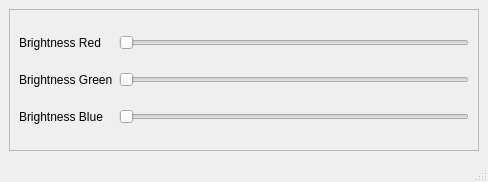
Above: src/gui/mainwindow.ui from bartromgens/ledstripstudio before the change. Below: the same form after it.
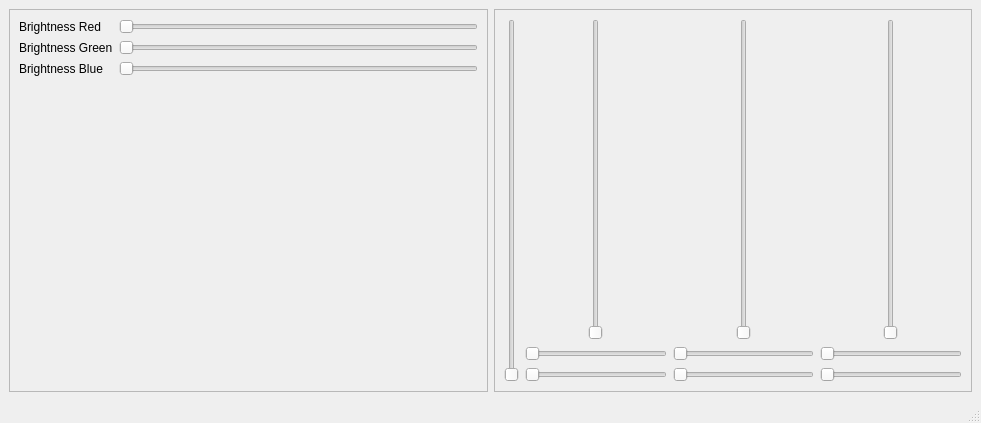
That is the form after the change.

Commit message: Initial concept for audio spectrum control window.

Patch:
```diff
--- a/src/gui/mainwindow.ui
+++ b/src/gui/mainwindow.ui
@@ -6,15 +6,15 @@
    <rect>
     <x>0</x>
     <y>0</y>
-    <width>488</width>
-    <height>182</height>
+    <width>981</width>
+    <height>423</height>
    </rect>
   </property>
   <property name="windowTitle">
    <string>MainWindow</string>
   </property>
   <widget class="QWidget" name="centralwidget">
-   <layout class="QGridLayout" name="gridLayout_2">
+   <layout class="QGridLayout" name="gridLayout_3">
     <item row="0" column="0">
      <widget class="QFrame" name="frame">
       <property name="frameShape">
@@ -23,35 +23,48 @@
       <property name="frameShadow">
        <enum>QFrame::Raised</enum>
       </property>
-      <layout class="QGridLayout" name="gridLayout">
-       <item row="2" column="1">
-        <widget class="QSlider" name="brightnessGreenHorizontalSlider">
-         <property name="minimum">
-          <number>0</number>
-         </property>
-         <property name="maximum">
-          <number>127</number>
-         </property>
-         <property name="orientation">
-          <enum>Qt::Horizontal</enum>
-         </property>
-        </widget>
-       </item>
+      <layout class="QGridLayout" name="gridLayout_2">
        <item row="1" column="0">
-        <widget class="QLabel" name="brightnessRedLabel">
-         <property name="text">
-          <string>Brightness Red</string>
-         </property>
-        </widget>
-       </item>
-       <item row="2" column="0">
         <widget class="QLabel" name="brightnessGreenLabel">
          <property name="text">
           <string>Brightness Green</string>
          </property>
         </widget>
        </item>
+       <item row="0" column="0">
+        <widget class="QLabel" name="brightnessRedLabel">
+         <property name="text">
+          <string>Brightness Red</string>
+         </property>
+        </widget>
+       </item>
+       <item row="2" column="1">
+        <widget class="QSlider" name="brightnessBlueHorizontalSlider">
+         <property name="minimum">
+          <number>0</number>
+         </property>
+         <property name="maximum">
+          <number>127</number>
+         </property>
+         <property name="orientation">
+          <enum>Qt::Horizontal</enum>
+         </property>
+        </widget>
+       </item>
        <item row="1" column="1">
+        <widget class="QSlider" name="brightnessGreenHorizontalSlider">
+         <property name="minimum">
+          <number>0</number>
+         </property>
+         <property name="maximum">
+          <number>127</number>
+         </property>
+         <property name="orientation">
+          <enum>Qt::Horizontal</enum>
+         </property>
+        </widget>
+       </item>
+       <item row="0" column="1">
         <widget class="QSlider" name="brightnessRedHorizontalSlider">
          <property name="minimum">
           <number>0</number>
@@ -64,7 +77,7 @@
          </property>
         </widget>
        </item>
-       <item row="3" column="0">
+       <item row="2" column="0">
         <widget class="QLabel" name="brightnessBlueLabel">
          <property name="text">
           <string>Brightness Blue</string>
@@ -72,18 +85,100 @@
         </widget>
        </item>
        <item row="3" column="1">
-        <widget class="QSlider" name="brightnessBlueHorizontalSlider">
-         <property name="minimum">
-          <number>0</number>
+        <spacer name="verticalSpacer">
+         <property name="orientation">
+          <enum>Qt::Vertical</enum>
          </property>
-         <property name="maximum">
-          <number>127</number>
+         <property name="sizeHint" stdset="0">
+          <size>
+           <width>20</width>
+           <height>40</height>
+          </size>
          </property>
+        </spacer>
+       </item>
+      </layout>
+     </widget>
+    </item>
+    <item row="0" column="1">
+     <widget class="QFrame" name="frame_2">
+      <property name="frameShape">
+       <enum>QFrame::StyledPanel</enum>
+      </property>
+      <property name="frameShadow">
+       <enum>QFrame::Raised</enum>
+      </property>
+      <layout class="QGridLayout" name="gridLayout">
+       <item row="0" column="3" alignment="Qt::AlignHCenter">
+        <widget class="QSlider" name="verticalSlider_3">
          <property name="orientation">
+          <enum>Qt::Vertical</enum>
+         </property>
+        </widget>
+       </item>
+       <item row="2" column="3">
+        <widget class="QSlider" name="horizontalSlider_6">
+         <property name="orientation">
           <enum>Qt::Horizontal</enum>
          </property>
         </widget>
        </item>
+       <item row="0" column="1" alignment="Qt::AlignHCenter">
+        <widget class="QSlider" name="verticalSlider">
+         <property name="orientation">
+          <enum>Qt::Vertical</enum>
+         </property>
+        </widget>
+       </item>
+       <item row="1" column="3">
+        <widget class="QSlider" name="horizontalSlider_5">
+         <property name="orientation">
+          <enum>Qt::Horizontal</enum>
+         </property>
+        </widget>
+       </item>
+       <item row="1" column="2">
+        <widget class="QSlider" name="horizontalSlider_4">
+         <property name="orientation">
+          <enum>Qt::Horizontal</enum>
+         </property>
+        </widget>
+       </item>
+       <item row="1" column="1">
+        <widget class="QSlider" name="horizontalSlider_2">
+         <property name="orientation">
+          <enum>Qt::Horizontal</enum>
+         </property>
+        </widget>
+       </item>
+       <item row="2" column="1">
+        <widget class="QSlider" name="horizontalSlider">
+         <property name="orientation">
+          <enum>Qt::Horizontal</enum>
+         </property>
+        </widget>
+       </item>
+       <item row="2" column="2">
+        <widget class="QSlider" name="horizontalSlider_3">
+         <property name="orientation">
+          <enum>Qt::Horizontal</enum>
+         </property>
+        </widget>
+       </item>
+       <item row="0" column="2" alignment="Qt::AlignHCenter">
+        <widget class="QSlider" name="verticalSlider_2">
+         <property name="orientation">
+          <enum>Qt::Vertical</enum>
+         </property>
+        </widget>
+       </item>
+       <item row="0" column="0" rowspan="3">
+        <widget class="QSlider" name="verticalSlider_7">
+         <property name="orientation">
+          <enum>Qt::Vertical</enum>
+         </property>
+        </widget>
+       </item>
       </layout>
      </widget>
     </item>
```
Left out of the diff: 2 changed lines with no effect on the pictures. The commit also changes 1 other file.
